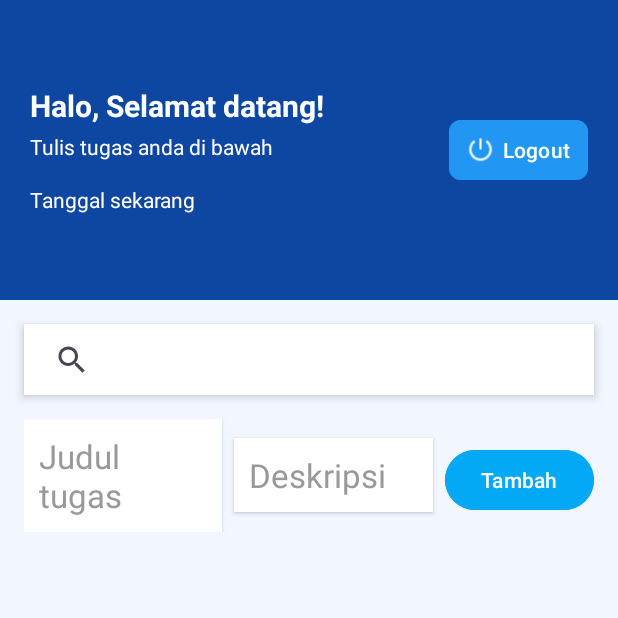
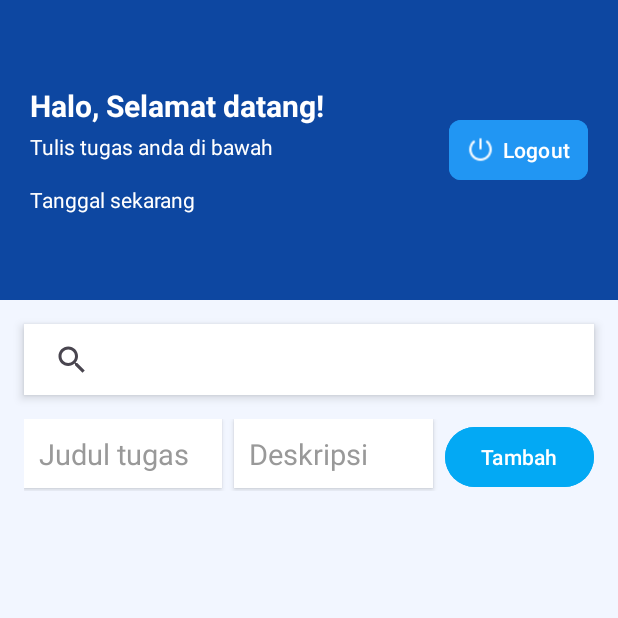
Before and after one commit to Devi-web22/app_todo_rimender, an Android app: the MainActivity screen opened directly, with no data from a screen before it, on a phone screen of 412 x 824 dp, the top half of it. Run offline under Robolectric (Android 15) with nearby library versions, the phone set to English and light mode, and no system bars; 1 statement that could not run was skipped.

Commit message:
commit modify tampilan teks

```diff
--- a/app/src/main/res/layout/activity_main.xml
+++ b/app/src/main/res/layout/activity_main.xml
@@ -110,7 +110,7 @@
                     android:layout_height="wrap_content"
                     android:layout_weight="1"
                     android:hint="@string/Judul_tugas"
-                    android:textSize="22sp"
+                    android:textSize="19dp"
                     android:background="@android:color/white"
                     android:padding="10dp"
                     android:textColor="#000000"
@@ -124,7 +124,7 @@
                     android:layout_height="wrap_content"
                     android:layout_weight="1"
                     android:hint="@string/deskripsi"
-                    android:textSize="22sp"
+                    android:textSize="19sp"
                     android:background="@android:color/white"
                     android:padding="10dp"
                     android:textColor="#000000"
```
